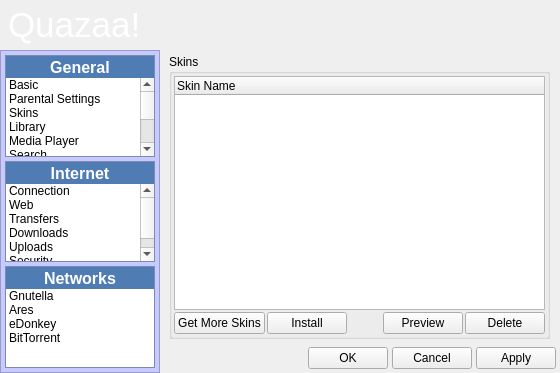
This is trunk/dialogsettings.ui in c3c/quazaa as Qt 5 draws it before an edit. The edited form follows.
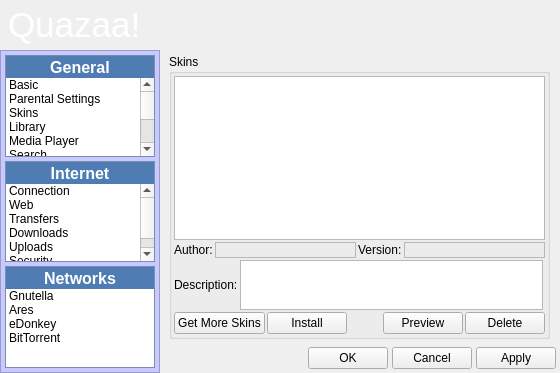
This is the edited form. Icons and pictures are not drawn.

Commit message: Went ahead and wrote the skin code into the child dialogs. Hopefully the videowidget.translucentbackground bug will be fixed by KDE or Nokia soon.

```diff
--- a/trunk/dialogsettings.ui
+++ b/trunk/dialogsettings.ui
@@ -1220,25 +1220,7 @@
           <property name="spacing">
            <number>2</number>
           </property>
-          <item row="0" column="0" colspan="3">
-           <widget class="QTreeWidget" name="treeWidgetSkins">
-            <property name="alternatingRowColors">
-             <bool>false</bool>
-            </property>
-            <property name="indentation">
-             <number>20</number>
-            </property>
-            <property name="itemsExpandable">
-             <bool>true</bool>
-            </property>
-            <column>
-             <property name="text">
-              <string>Skin Name</string>
-             </property>
-            </column>
-           </widget>
-          </item>
-          <item row="1" column="0" colspan="3">
+          <item row="3" column="0" colspan="3">
            <layout class="QGridLayout" name="gridLayoutSkinTools">
             <item row="0" column="0">
              <widget class="QPushButton" name="pushButtonGetSkins">
@@ -1283,6 +1265,89 @@
             </item>
            </layout>
           </item>
+          <item row="1" column="0" colspan="3">
+           <layout class="QGridLayout" name="gridLayout_6">
+            <item row="0" column="0">
+             <widget class="QLabel" name="labelSkinAuthorHeader">
+              <property name="text">
+               <string>Author:</string>
+              </property>
+             </widget>
+            </item>
+            <item row="0" column="2">
+             <widget class="QLabel" name="labelSkinVersionHeader">
+              <property name="text">
+               <string>Version:</string>
+              </property>
+             </widget>
+            </item>
+            <item row="0" column="1">
+             <widget class="QLabel" name="labelSkinAuthor">
+              <property name="sizePolicy">
+               <sizepolicy hsizetype="Expanding" vsizetype="Preferred">
+                <horstretch>0</horstretch>
+                <verstretch>0</verstretch>
+               </sizepolicy>
+              </property>
+              <property name="frameShape">
+               <enum>QFrame::StyledPanel</enum>
+              </property>
+              <property name="text">
+               <string/>
+              </property>
+             </widget>
+            </item>
+            <item row="0" column="3">
+             <widget class="QLabel" name="labelSkinVersion">
+              <property name="sizePolicy">
+               <sizepolicy hsizetype="Expanding" vsizetype="Preferred">
+                <horstretch>0</horstretch>
+                <verstretch>0</verstretch>
+               </sizepolicy>
+              </property>
+              <property name="frameShape">
+               <enum>QFrame::StyledPanel</enum>
+              </property>
+              <property name="text">
+               <string/>
+              </property>
+             </widget>
+            </item>
+           </layout>
+          </item>
+          <item row="2" column="0">
+           <widget class="QLabel" name="labelSkinDescription">
+            <property name="text">
+             <string>Description:</string>
+            </property>
+           </widget>
+          </item>
+          <item row="2" column="1">
+           <widget class="QPlainTextEdit" name="plainTextEditSkinDescription">
+            <property name="maximumSize">
+             <size>
+              <width>16777215</width>
+              <height>50</height>
+             </size>
+            </property>
+            <property name="tabChangesFocus">
+             <bool>true</bool>
+            </property>
+            <property name="undoRedoEnabled">
+             <bool>false</bool>
+            </property>
+            <property name="textInteractionFlags">
+             <set>Qt::TextSelectableByMouse</set>
+            </property>
+           </widget>
+          </item>
+          <item row="0" column="0" colspan="3">
+           <widget class="QListWidget" name="listWidgetSkins">
+            <property name="alternatingRowColors">
+             <bool>false</bool>
+            </property>
+           </widget>
+          </item>
          </layout>
         </widget>
        </item>
```
Left out of the diff: 3 changed lines with no effect on the pictures. The commit also changes 78 other files.
